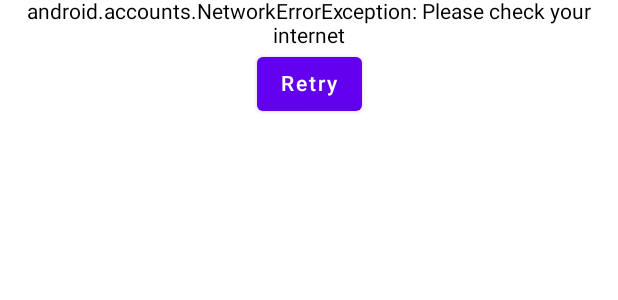
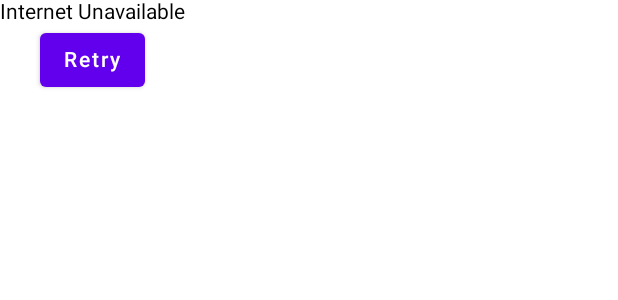
Before and after one commit to SoheibBettahar/Litarus, an Android app built with Jetpack Compose: the @Preview function ErrorLayoutPreview, on a phone screen of 412 x 824 dp. Shown: the top 300 px of the screen. Run offline under Robolectric (Android 15) with nearby library versions, the phone set to English and light mode, and no system bars; Roboto replaces fonts that are not available here.

Commit message:
use String values in ErrorLayout.kt

```diff
--- a/app/src/main/java/com/example/guttenburg/ui/components/ErrorLayout.kt
+++ b/app/src/main/java/com/example/guttenburg/ui/components/ErrorLayout.kt
@@ -1,6 +1,5 @@
 package com.example.guttenburg.ui.components
 
-import android.accounts.NetworkErrorException
 import androidx.compose.foundation.layout.Column
 import androidx.compose.material.Button
 import androidx.compose.material.Text
@@ -11,13 +10,22 @@ import androidx.compose.ui.res.stringResource
 import androidx.compose.ui.text.style.TextAlign
 import androidx.compose.ui.tooling.preview.Preview
 import com.example.guttenburg.R
+import retrofit2.HttpException
+import java.net.SocketTimeoutException
+import java.net.UnknownHostException
 
+private const val TAG = "ErrorLayout"
 
 @Composable
 fun ErrorLayout(modifier: Modifier = Modifier, error: Throwable?, onRetryClick: () -> Unit = {}) {
+    val message = when (error) {
+        is SocketTimeoutException, is UnknownHostException -> stringResource(id = R.string.internet_unavailable)
+        is HttpException -> stringResource(id = R.string.server_error)
+        else -> stringResource(id = R.string.unknown_error)
+    }
 
     Column(modifier = modifier, horizontalAlignment = Alignment.CenterHorizontally) {
-        Text(modifier = modifier, text = "$error", textAlign = TextAlign.Center)
+        Text(modifier = modifier, text = message, textAlign = TextAlign.Center)
 
         Button(
             modifier = modifier,
@@ -30,7 +38,7 @@ fun ErrorLayout(modifier: Modifier = Modifier, error: Throwable?, onRetryClick:
 @Preview
 @Composable
 fun ErrorLayoutPreview() {
-    ErrorLayout(error = NetworkErrorException("Please check your internet")) {
+    ErrorLayout(error = SocketTimeoutException()) {
 
     }
 }
```
